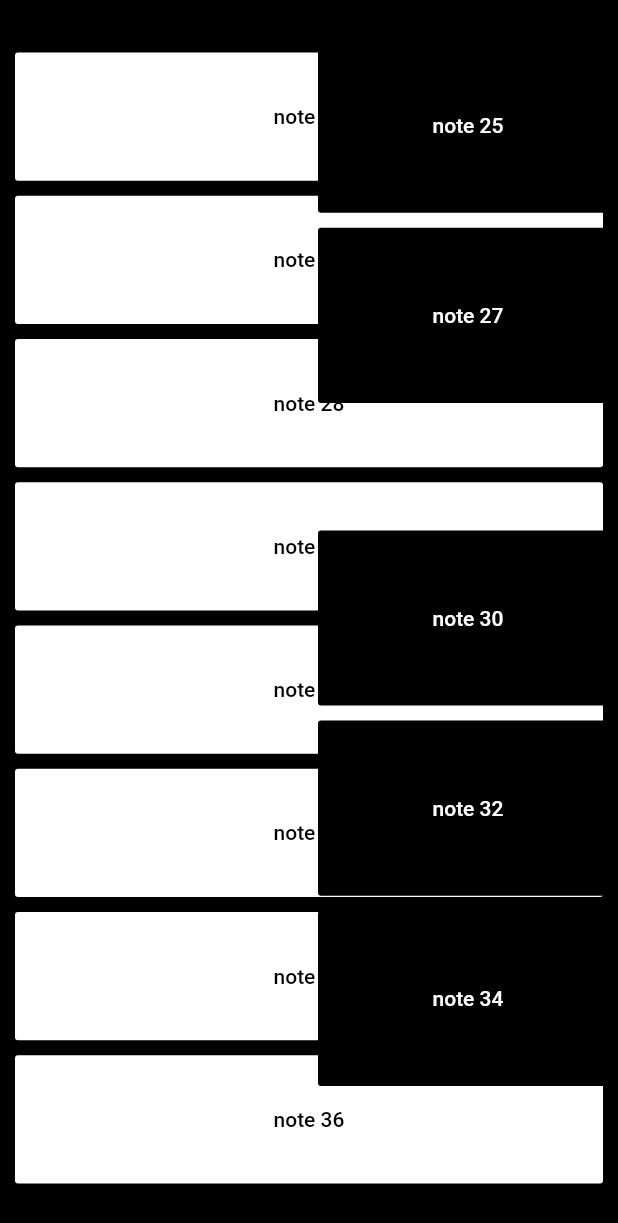
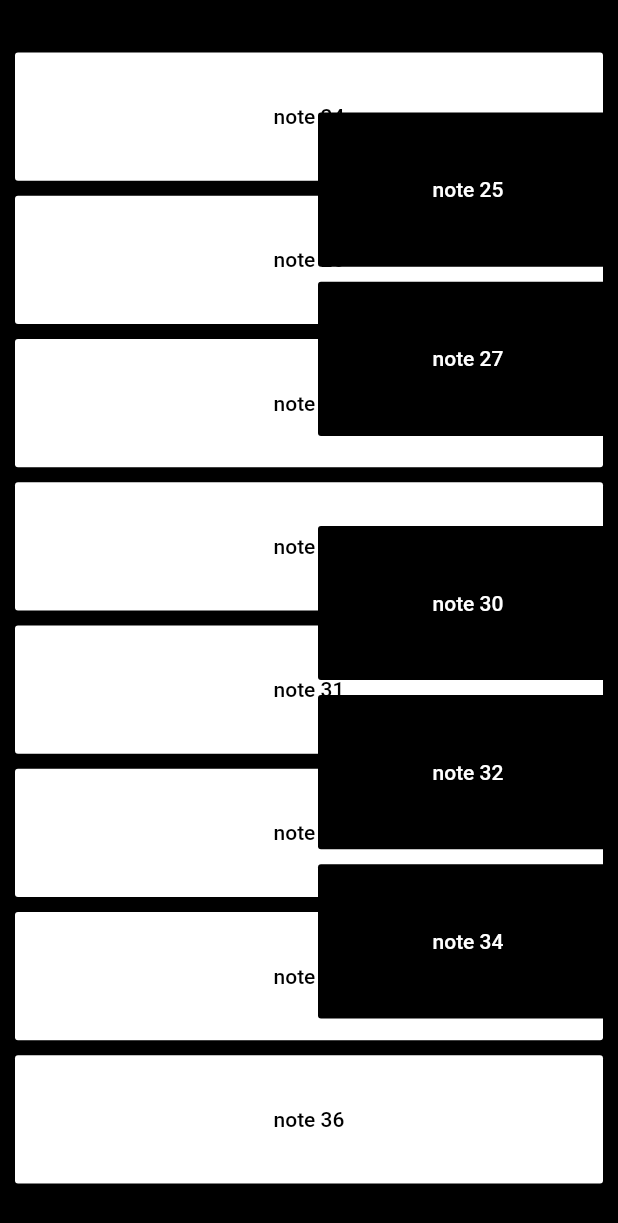
Before and after one commit to eoanodea/flutter-keyboard, a Flutter app: the screen it shows after launch, on a phone screen of 412 x 824 dp. Shown: the top 1223 px of the screen. Run offline on Flutter 3.47's test engine with Material 2 defaults, Android fonts, the phone set to English and light mode, and no system bars; missing offline and left inert: flutter_midi.

```diff
--- a/lib/main.dart
+++ b/lib/main.dart
@@ -39,7 +39,7 @@ class _PianoAppState extends State<PianoApp> with WidgetsBindingObserver {
     _loadSoundFont();
   }
 
-  final List<int> sharps = [25, 27, 0, 30, 32, 34, 0];
+  final List<int> sharps = [25, 27, 0, 30, 32, 34];
   final List<int> notes = [24, 26, 28, 29, 31, 33, 35, 36];
 
   @override
@@ -59,7 +59,6 @@ class _PianoAppState extends State<PianoApp> with WidgetsBindingObserver {
           child: Padding(
             padding: const EdgeInsets.symmetric(vertical: 5.0),
             child: FlatButton(
-              height: 10.0,
               color: sharp ? Colors.black : Colors.white,
               textColor: sharp ? Colors.white : Colors.black,
               onPressed: () => playNote(note + (12 * 4)),
@@ -86,21 +85,19 @@ class _PianoAppState extends State<PianoApp> with WidgetsBindingObserver {
               ],
             ),
           ),
-          // ),
           Positioned(
             right: 0.0,
-            bottom: 0.0,
-            top: 0.0,
+            bottom: 120.0,
+            top: 50.0,
             width: 200.0,
             child: Column(
               mainAxisAlignment: MainAxisAlignment.spaceEvenly,
               mainAxisSize: MainAxisSize.max,
               children: <Widget>[
                 for (var i = 0; i < sharps.length; i++)
-                  sharps[i] == 0
+                  sharps[i] == 0 || sharps[i] == 1
                       ? Container(
-                          width: 150 * .5,
-                          height: 150 * .5,
+                          height: (100 * .5),
                         )
                       : renderKey(sharps[i], true)
               ],
```
Also changed, not shown: 1 other file.
